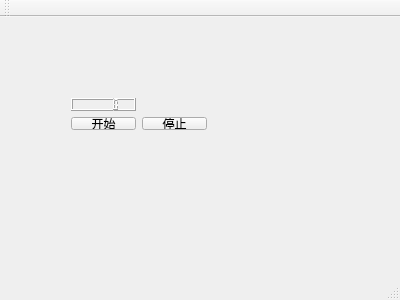
Qt form mainwindow.ui (yuigroup/multiThreadTest) before a commit.
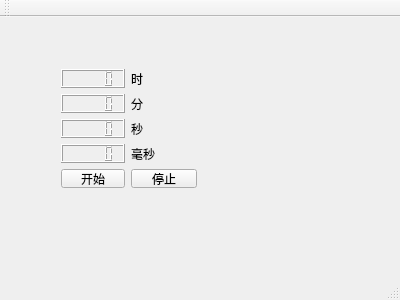
The same form after that commit.

Commit message: add lcd show

The edit to the form file:
```diff
--- a/mainwindow.ui
+++ b/mainwindow.ui
@@ -17,24 +17,101 @@
    <widget class="QWidget" name="">
     <property name="geometry">
      <rect>
-      <x>60</x>
-      <y>70</y>
+      <x>50</x>
+      <y>41</y>
       <width>158</width>
-      <height>54</height>
+      <height>141</height>
      </rect>
     </property>
-    <layout class="QGridLayout" name="gridLayout">
+    <layout class="QFormLayout" name="formLayout">
+     <property name="sizeConstraint">
+      <enum>QLayout::SetDefaultConstraint</enum>
+     </property>
      <item row="0" column="0">
-      <widget class="QLCDNumber" name="lcdNumber"/>
+      <widget class="QLCDNumber" name="lcdNumber_h">
+       <property name="font">
+        <font>
+         <weight>50</weight>
+         <bold>false</bold>
+        </font>
+       </property>
+       <property name="layoutDirection">
+        <enum>Qt::LeftToRight</enum>
+       </property>
+      </widget>
+     </item>
+     <item row="0" column="1">
+      <widget class="QLabel" name="label">
+       <property name="text">
+        <string>时</string>
+       </property>
+      </widget>
      </item>
      <item row="1" column="0">
+      <widget class="QLCDNumber" name="lcdNumber_m">
+       <property name="font">
+        <font>
+         <weight>50</weight>
+         <bold>false</bold>
+        </font>
+       </property>
+       <property name="layoutDirection">
+        <enum>Qt::LeftToRight</enum>
+       </property>
+      </widget>
+     </item>
+     <item row="1" column="1">
+      <widget class="QLabel" name="label_2">
+       <property name="text">
+        <string>分</string>
+       </property>
+      </widget>
+     </item>
+     <item row="2" column="0">
+      <widget class="QLCDNumber" name="lcdNumber_s">
+       <property name="font">
+        <font>
+         <weight>50</weight>
+         <bold>false</bold>
+        </font>
+       </property>
+      </widget>
+     </item>
+     <item row="2" column="1">
+      <widget class="QLabel" name="label_3">
+       <property name="text">
+        <string>秒</string>
+       </property>
+      </widget>
+     </item>
+     <item row="3" column="0">
+      <widget class="QLCDNumber" name="lcdNumber_ms">
+       <property name="font">
+        <font>
+         <weight>50</weight>
+         <bold>false</bold>
+        </font>
+       </property>
+       <property name="layoutDirection">
+        <enum>Qt::LeftToRight</enum>
+       </property>
+      </widget>
+     </item>
+     <item row="3" column="1">
+      <widget class="QLabel" name="label_4">
+       <property name="text">
+        <string>毫秒</string>
+       </property>
+      </widget>
+     </item>
+     <item row="4" column="0">
       <widget class="QPushButton" name="pushButton_start">
        <property name="text">
         <string>开始</string>
        </property>
       </widget>
      </item>
-     <item row="1" column="1">
+     <item row="4" column="1">
       <widget class="QPushButton" name="pushButton_stop">
        <property name="text">
         <string>停止</string>
```
The commit also changes 2 other files.
